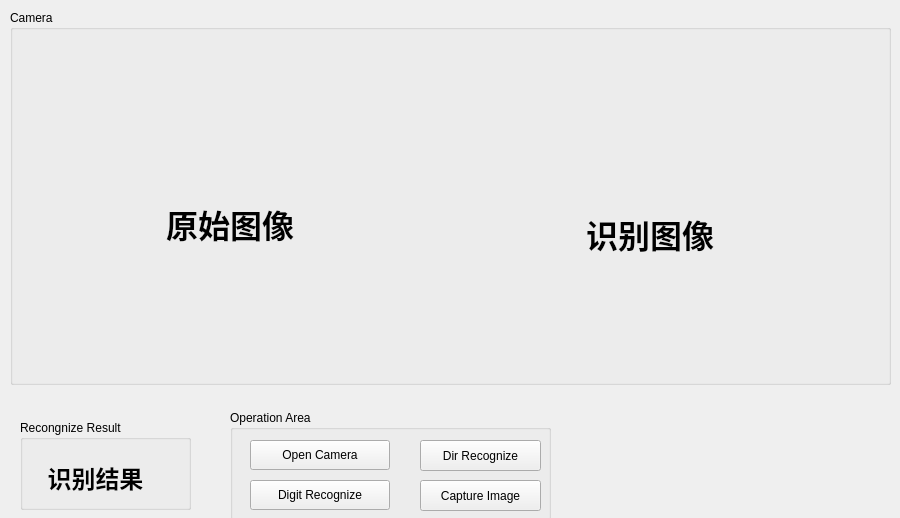
The window that src/handgesture.ui (dongdong-2009/HG_REC_QT) describes before a commit, drawn with Qt 5.
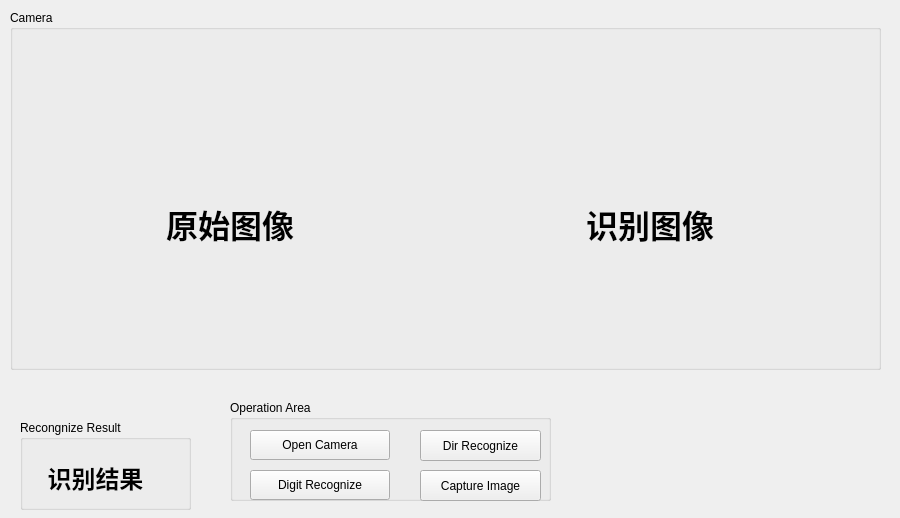
The same window after the commit.

What changed in the file:
```diff
--- a/src/handgesture.ui
+++ b/src/handgesture.ui
@@ -18,8 +18,8 @@
     <rect>
      <x>10</x>
      <y>10</y>
-     <width>881</width>
-     <height>375</height>
+     <width>871</width>
+     <height>360</height>
     </rect>
    </property>
    <property name="title">
@@ -42,7 +42,7 @@
     <property name="geometry">
      <rect>
       <x>440</x>
-      <y>30</y>
+      <y>20</y>
       <width>400</width>
       <height>350</height>
      </rect>
@@ -82,9 +82,9 @@
    <property name="geometry">
     <rect>
      <x>230</x>
-     <y>410</y>
+     <y>400</y>
      <width>321</width>
-     <height>111</height>
+     <height>101</height>
     </rect>
    </property>
    <property name="title">
```
